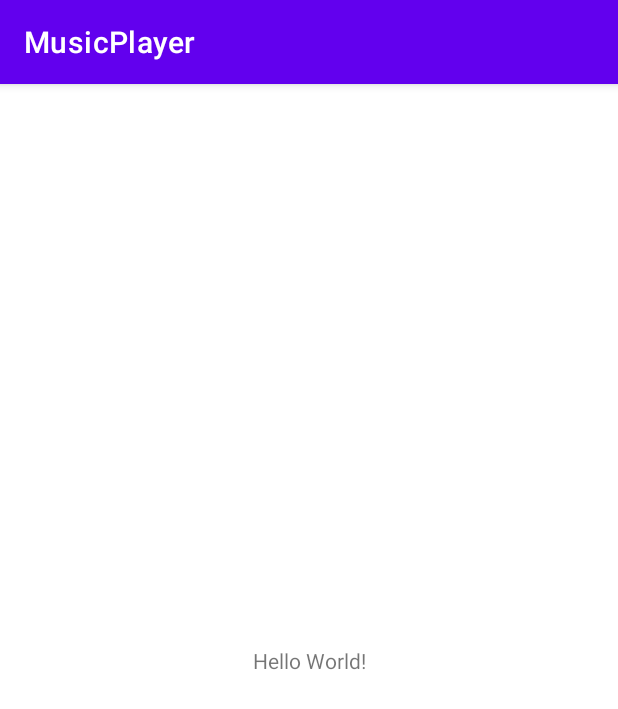
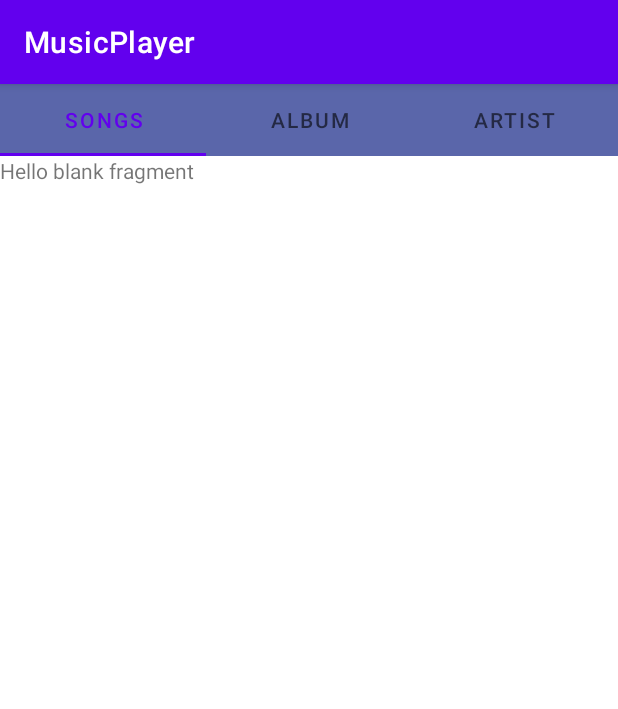
Before and after one commit to SaharOladi/FinalMusicPlayer, an Android app: the screen it shows after launch (MainActivity before the commit, MusicPlayerTabActivity after it), on a phone screen of 412 x 824 dp. Shown: the top 709 px of the screen. Run offline under Robolectric (Android 15) with nearby library versions, the phone set to English and light mode, and no system bars.

Commit message:
Add MusicPlayerTabActivity, Add AlbumFragment and PlayListFragment and SingerFragment. Add models.

```diff
--- a/app/build.gradle
+++ b/app/build.gradle
@@ -33,6 +33,7 @@ dependencies {
     implementation 'androidx.appcompat:appcompat:1.2.0'
     implementation 'com.google.android.material:material:1.2.1'
     implementation 'androidx.constraintlayout:constraintlayout:2.0.3'
+    implementation 'androidx.legacy:legacy-support-v4:1.0.0'
     testImplementation 'junit:junit:4.+'
     androidTestImplementation 'androidx.test.ext:junit:1.1.2'
     androidTestImplementation 'androidx.test.espresso:espresso-core:3.3.0'
--- a/app/src/main/AndroidManifest.xml
+++ b/app/src/main/AndroidManifest.xml
@@ -9,8 +9,7 @@
         android:roundIcon="@mipmap/ic_launcher_round"
         android:supportsRtl="true"
         android:theme="@style/Theme.MusicPlayer">
-        <activity android:name=".MusicTabActivity"></activity>
-        <activity android:name=".MainActivity">
+        <activity android:name=".activity.MusicPlayerTabActivity">
             <intent-filter>
                 <action android:name="android.intent.action.MAIN" />
 
--- a/app/src/main/java/com/example/musicplayer/MainActivity.java
+++ /dev/null
@@ -1,14 +0,0 @@
-package com.example.musicplayer;
-
-import androidx.appcompat.app.AppCompatActivity;
-
-import android.os.Bundle;
-
-public class MainActivity extends AppCompatActivity {
-
-    @Override
-    protected void onCreate(Bundle savedInstanceState) {
-        super.onCreate(savedInstanceState);
-        setContentView(R.layout.activity_main);
-    }
-}
--- /dev/null
+++ b/app/src/main/java/com/example/musicplayer/activity/MusicPlayerTabActivity.java
@@ -0,0 +1,124 @@
+package com.example.musicplayer.activity;
+
+import androidx.annotation.NonNull;
+import androidx.appcompat.app.AppCompatActivity;
+import androidx.fragment.app.Fragment;
+import androidx.fragment.app.FragmentActivity;
+import androidx.viewpager2.adapter.FragmentStateAdapter;
+import androidx.viewpager2.widget.ViewPager2;
+
+import android.content.Context;
+import android.content.Intent;
+import android.os.Bundle;
+
+import com.example.musicplayer.R;
+import com.example.musicplayer.fragment.AlbumFragment;
+import com.example.musicplayer.fragment.PlayListFragment;
+import com.example.musicplayer.fragment.SingerFragment;
+import com.google.android.material.tabs.TabLayout;
+import com.google.android.material.tabs.TabLayoutMediator;
+
+import java.util.ArrayList;
+import java.util.List;
+
+public class MusicPlayerTabActivity extends AppCompatActivity {
+
+    private TabLayout mTabLayout;
+    private ViewPager2 mViewPager;
+    PageAdapter mPageAdapter;
+
+
+
+    public static Intent newIntent(Context context) {
+        Intent intent = new Intent(context, MusicPlayerTabActivity.class);
+        return intent;
+    }
+
+    @Override
+    protected void onCreate(Bundle savedInstanceState) {
+        super.onCreate(savedInstanceState);
+        setContentView(R.layout.activity_main);
+        findViews();
+        initView();
+    }
+
+
+    private void findViews() {
+        mViewPager = findViewById(R.id.view_pager);
+        mTabLayout = findViewById(R.id.tab_layout);
+    }
+
+    private void initView() {
+        mPageAdapter = new PageAdapter(this);
+        mViewPager.setAdapter(mPageAdapter);
+
+        TabLayoutMediator tabLayoutMediator = new TabLayoutMediator
+                (mTabLayout, mViewPager, new TabLayoutMediator.TabConfigurationStrategy() {
+                    @Override
+                    public void onConfigureTab(@NonNull TabLayout.Tab tab, int position) {
+                        switch (position) {
+                            case 0: {
+                                tab.setText("SONGS");
+                                break;
+                            }
+                            case 1: {
+                                tab.setText("ALBUM");
+                                break;
+                            }
+                            case 2: {
+                                tab.setText("ARTIST");
+                                break;
+                            }
+                        }
+                    }
+                });
+
+        tabLayoutMediator.attach();
+    }
+
+
+
+    private class PageAdapter extends FragmentStateAdapter {
+
+        public PageAdapter(@NonNull FragmentActivity fragmentActivity) {
+            super(fragmentActivity);
+        }
+
+        @NonNull
+        @Override
+        public Fragment createFragment(int position) {
+            switch (position) {
+                case 0:
+                    PlayListFragment playListFragment = PlayListFragment.newInstance();
+                    return playListFragment;
+                case 1:
+                    AlbumFragment albumFragment = AlbumFragment.newInstance();
+                    return albumFragment;
+                case 2:
+                    SingerFragment singerFragment = SingerFragment.newInstance();
+                    return singerFragment;
+                default:
+                    return null;
+        }}
+
+        @Override
+        public int getItemCount() {
+            return 3;
+        }
+
+    }
+
+
+    @Override
+    protected void onResume() {
+        super.onResume();
+        mPageAdapter.notifyDataSetChanged();
+    }
+
+    @Override
+    protected void onPause() {
+        super.onPause();
+        mPageAdapter.notifyDataSetChanged();
+    }
+
+}
--- /dev/null
+++ b/app/src/main/java/com/example/musicplayer/fragment/PlayListFragment.java
@@ -0,0 +1,39 @@
+package com.example.musicplayer.fragment;
+
+import android.os.Bundle;
+
+import androidx.fragment.app.Fragment;
+
+import android.view.LayoutInflater;
+import android.view.View;
+import android.view.ViewGroup;
+
+import com.example.musicplayer.R;
+
+public class PlayListFragment extends Fragment {
+
+
+    public PlayListFragment() {
+        // Required empty public constructor
+    }
+
+    public static PlayListFragment newInstance() {
+        PlayListFragment fragment = new PlayListFragment();
+        Bundle args = new Bundle();
+        fragment.setArguments(args);
+        return fragment;
+    }
+
+    @Override
+    public void onCreate(Bundle savedInstanceState) {
+        super.onCreate(savedInstanceState);
+
+    }
+
+    @Override
+    public View onCreateView(LayoutInflater inflater, ViewGroup container,
+                             Bundle savedInstanceState) {
+        // Inflate the layout for this fragment
+        return inflater.inflate(R.layout.fragment_play_list, container, false);
+    }
+}
--- /dev/null
+++ b/app/src/main/java/com/example/musicplayer/model/Album.java
@@ -0,0 +1,4 @@
+package com.example.musicplayer.model;
+
+public class Album {
+}
--- /dev/null
+++ b/app/src/main/java/com/example/musicplayer/model/Singer.java
@@ -0,0 +1,4 @@
+package com.example.musicplayer.model;
+
+public class Singer {
+}
--- /dev/null
+++ b/app/src/main/java/com/example/musicplayer/model/Song.java
@@ -0,0 +1,4 @@
+package com.example.musicplayer.model;
+
+public class Song {
+}
--- a/app/src/main/res/layout/activity_main.xml
+++ b/app/src/main/res/layout/activity_main.xml
@@ -1,18 +1,24 @@
 <?xml version="1.0" encoding="utf-8"?>
-<androidx.constraintlayout.widget.ConstraintLayout xmlns:android="http://schemas.android.com/apk/res/android"
-    xmlns:app="http://schemas.android.com/apk/res-auto"
+<LinearLayout xmlns:android="http://schemas.android.com/apk/res/android"
     xmlns:tools="http://schemas.android.com/tools"
     android:layout_width="match_parent"
     android:layout_height="match_parent"
-    tools:context=".MainActivity">
+    xmlns:app="http://schemas.android.com/apk/res-auto"
+    android:orientation="vertical">
 
-    <TextView
-        android:layout_width="wrap_content"
+    <com.google.android.material.tabs.TabLayout
+        android:id="@+id/tab_layout"
+        android:layout_width="match_parent"
         android:layout_height="wrap_content"
-        android:text="Hello World!"
-        app:layout_constraintBottom_toBottomOf="parent"
-        app:layout_constraintLeft_toLeftOf="parent"
-        app:layout_constraintRight_toRightOf="parent"
-        app:layout_constraintTop_toTopOf="parent" />
+        android:background="#5A66AA"
+        app:tabGravity="fill"
+        app:tabMode="fixed">
 
-</androidx.constraintlayout.widget.ConstraintLayout>
+    </com.google.android.material.tabs.TabLayout>
+
+    <androidx.viewpager2.widget.ViewPager2
+        android:id="@+id/view_pager"
+        android:layout_width="match_parent"
+        android:layout_height="match_parent"></androidx.viewpager2.widget.ViewPager2>
+
+</LinearLayout>
--- /dev/null
+++ b/app/src/main/res/layout/fragment_play_list.xml
@@ -0,0 +1,14 @@
+<?xml version="1.0" encoding="utf-8"?>
+<FrameLayout xmlns:android="http://schemas.android.com/apk/res/android"
+    xmlns:tools="http://schemas.android.com/tools"
+    android:layout_width="match_parent"
+    android:layout_height="match_parent"
+    tools:context=".fragment.PlayListFragment">
+
+    <!-- TODO: Update blank fragment layout -->
+    <TextView
+        android:layout_width="match_parent"
+        android:layout_height="match_parent"
+        android:text="@string/hello_blank_fragment" />
+
+</FrameLayout>
--- a/app/src/main/res/values/strings.xml
+++ b/app/src/main/res/values/strings.xml
@@ -1,3 +1,5 @@
 <resources>
     <string name="app_name">MusicPlayer</string>
+    <!-- TODO: Remove or change this placeholder text -->
+    <string name="hello_blank_fragment">Hello blank fragment</string>
 </resources>
```
Also changed, not shown: app/src/main/java/com/example/musicplayer/MusicTabActivity.java (deleted, +0 -14 lines), app/src/main/java/com/example/musicplayer/fragment/AlbumFragment.java (added, +39 -0 lines), app/src/main/java/com/example/musicplayer/fragment/SingerFragment.java (added, +39 -0 lines), app/src/main/res/layout/activity_music_tab.xml (deleted, +0 -9 lines), app/src/main/res/layout/fragment_album.xml (added, +14 -0 lines), app/src/main/res/layout/fragment_singer.xml (added, +14 -0 lines).
